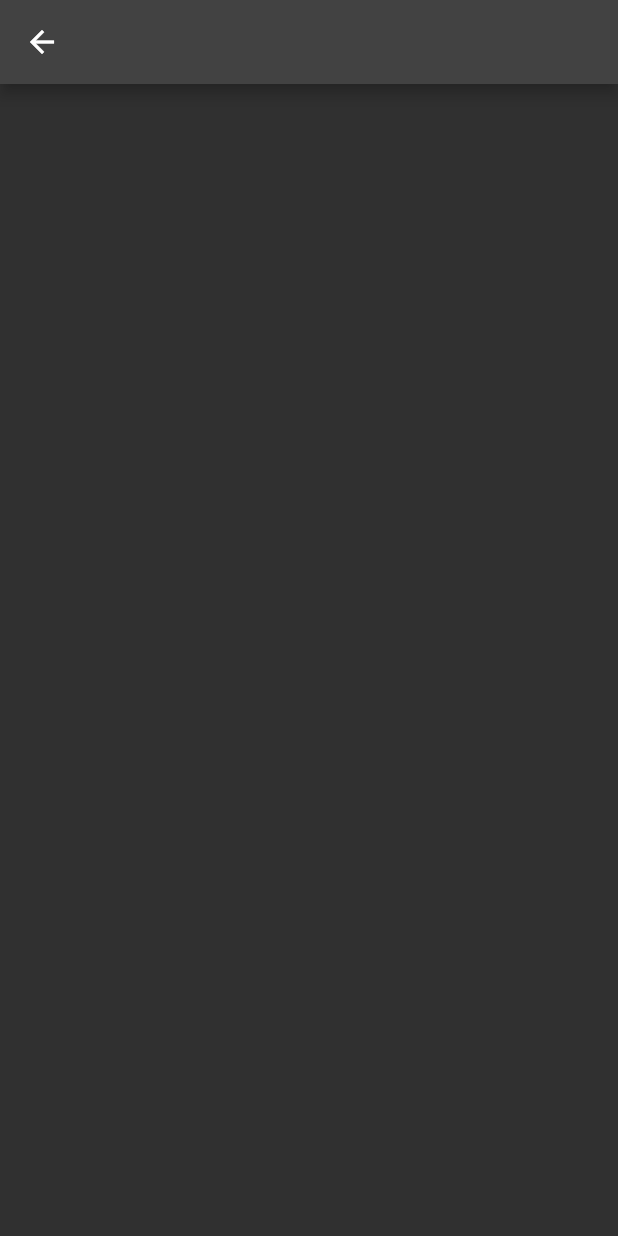
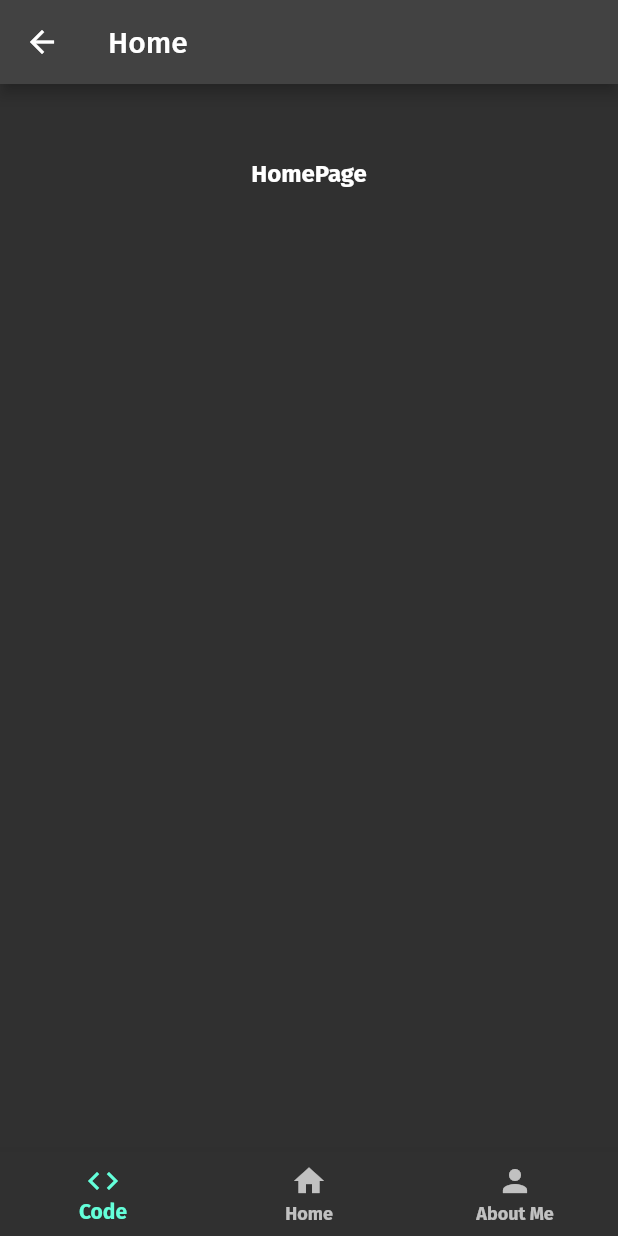
Before and after one commit to marcoigorr/MyFlutterApp, a Flutter app: the HomePage screen opened by its route, on a phone screen of 412 x 824 dp. Run offline on Flutter 3.47's test engine with Material 2 defaults, Android fonts, the phone set to English and light mode, and no system bars; our stand-ins replace google_fonts.

Commit message:
creating home context

```diff
--- a/lib/home/home.dart
+++ b/lib/home/home.dart
@@ -1,3 +1,5 @@
+// ignore_for_file: prefer_const_literals_to_create_immutables
+
 import 'package:flutter/material.dart';
 
 class HomePage extends StatelessWidget {
@@ -6,13 +8,34 @@ class HomePage extends StatelessWidget {
    @override
   Widget build(BuildContext context) {
     return Scaffold(
-      appBar: AppBar(),
+      appBar: AppBar(
+        title: const Text('Home'),
+      ),
 
       body: Column(
         children: [
+          const SizedBox(height: 50,),
 
-        ]
+          const Center(
+            child: Text('HomePage'),
+          )
+        ],
       ),
+
+      bottomNavigationBar: BottomNavigationBar(items: [
+        const BottomNavigationBarItem(
+          label: 'Code',
+          icon: Icon(Icons.code),
+        ),
+        const BottomNavigationBarItem(
+          label: 'Home',
+          icon: Icon(Icons.home),
+        ),
+        const BottomNavigationBarItem(
+          label: 'About Me',
+          icon: Icon(Icons.person),
+        ),
+      ]),
     );
   }
 }
```
